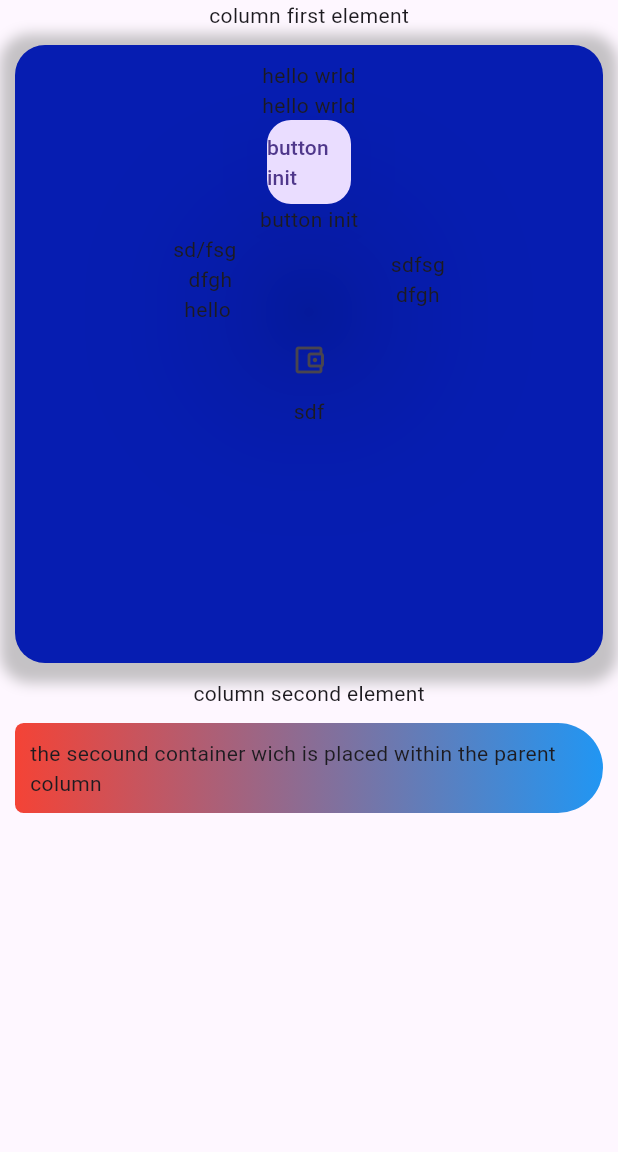
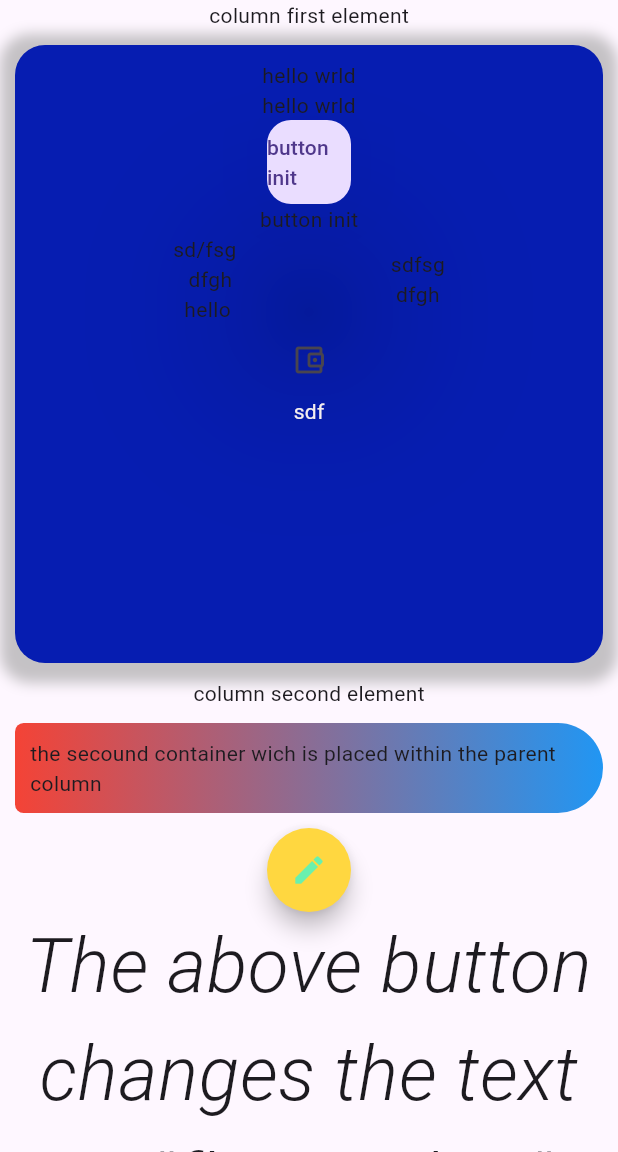
Before and after one commit to venkat669/flutapp_1, a Flutter app: the MyHome screen opened directly, on a phone screen of 412 x 824 dp, the part 84-1236 px from its top. Run offline on Flutter 3.47's test engine with Material 3 defaults, Android fonts, the phone set to English and light mode, and no system bars.

Commit message:
added new button with edit(pen) Symbol , learned button styling

```diff
--- a/lib/ccontainer.dart
+++ b/lib/ccontainer.dart
@@ -126,7 +126,7 @@ class _MyhomeState extends State<MyHome> {
                      }
                   });
                  } , icon: Icon(Icons.account_balance_wallet_outlined),),
-                 Text(IconButtontxt+"sdf")
+                 Text(IconButtontxt+"sdf",style: TextStyle(color: Color.fromARGB(255, 245, 239, 239)),)
             ],
 
 
@@ -150,7 +150,34 @@ decoration: BoxDecoration(
     ),
   ),
           child: Text("the secound container wich is placed within the parent column"),
-        )
+        ),
+         Column(
+           children: [
+             Container(
+              child: FloatingActionButton(
+                onPressed: (){
+                  setState(() {
+                    IconButtontxt="floatactbut";
+                  });
+
+             }, foregroundColor: Colors.greenAccent,
+             backgroundColor: Colors.amberAccent,
+             shape: CircleBorder(),
+             child: Icon(Icons.edit,),),
+             ),
+
+             Container(
+              child: Text("The above button changes the text to ''floatactbut''  below wallet image ",
+              textAlign: TextAlign.center,
+              style:TextStyle(
+                fontStyle:FontStyle.italic,
+                fontWeight: FontWeight.w300,
+                fontSize: 50)
+                ),
+                )
+           ],
+         )
+
         ])
 
       )
```
